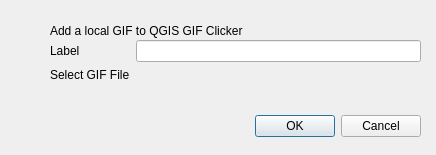
bogind/QgisGifClicker, file gif_clicker_add_gif_dialog.ui: the form before one commit.
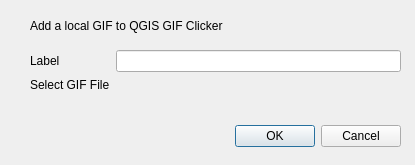
The form after the commit. Icons and pictures are not drawn. Custom widgets are drawn as their Qt base class.

The edit to the form file:
```diff
--- a/gif_clicker_add_gif_dialog.ui
+++ b/gif_clicker_add_gif_dialog.ui
@@ -6,8 +6,8 @@
    <rect>
     <x>0</x>
     <y>0</y>
-    <width>436</width>
-    <height>155</height>
+    <width>415</width>
+    <height>165</height>
    </rect>
   </property>
   <property name="windowTitle">
@@ -16,8 +16,8 @@
   <widget class="QDialogButtonBox" name="buttonBox">
    <property name="geometry">
     <rect>
-     <x>80</x>
-     <y>110</y>
+     <x>60</x>
+     <y>120</y>
      <width>341</width>
      <height>32</height>
     </rect>
@@ -32,21 +32,27 @@
   <widget class="QLabel" name="label">
    <property name="geometry">
     <rect>
-     <x>50</x>
-     <y>20</y>
+     <x>30</x>
+     <y>10</y>
      <width>281</width>
-     <height>21</height>
+     <height>31</height>
     </rect>
    </property>
    <property name="text">
     <string>Add a local GIF to QGIS GIF Clicker</string>
    </property>
+   <property name="textFormat">
+    <enum>Qt::AutoText</enum>
+   </property>
+   <property name="scaledContents">
+    <bool>false</bool>
+   </property>
   </widget>
   <widget class="QWidget" name="formLayoutWidget">
    <property name="geometry">
     <rect>
-     <x>50</x>
-     <y>40</y>
+     <x>30</x>
+     <y>50</y>
      <width>371</width>
      <height>61</height>
     </rect>
```
Left out of the diff: 12 changed lines with no effect on the pictures.
